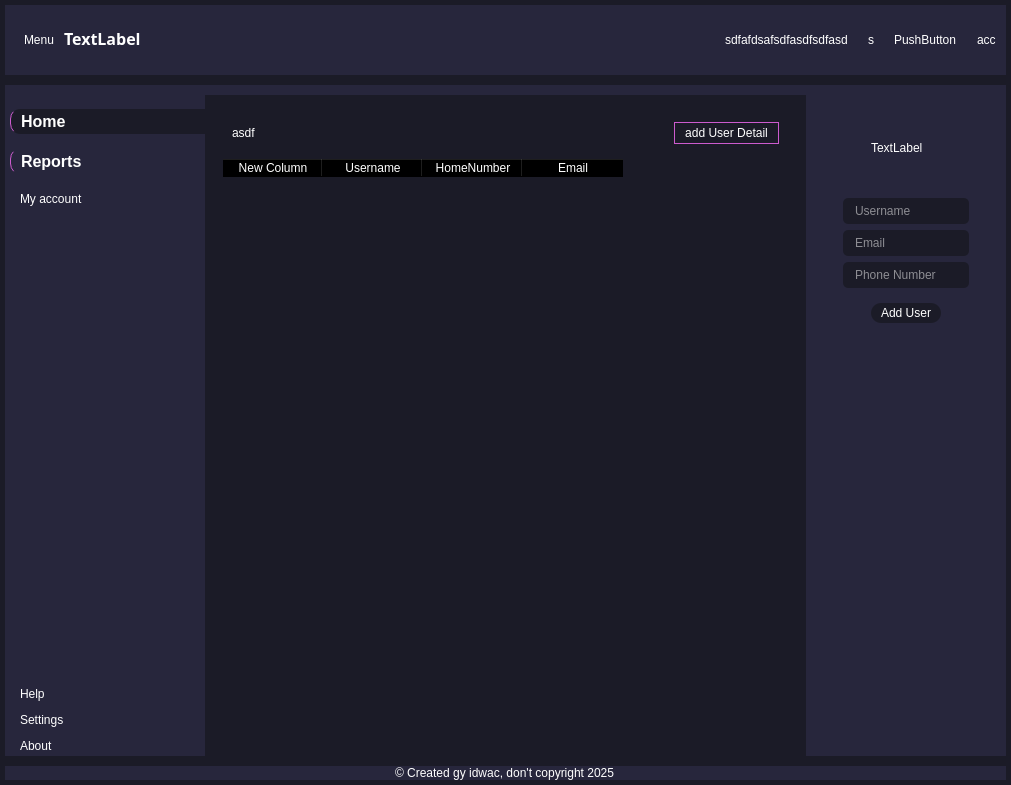
Qt form ui/station.ui (Mart-igor/qt_project) before a commit.
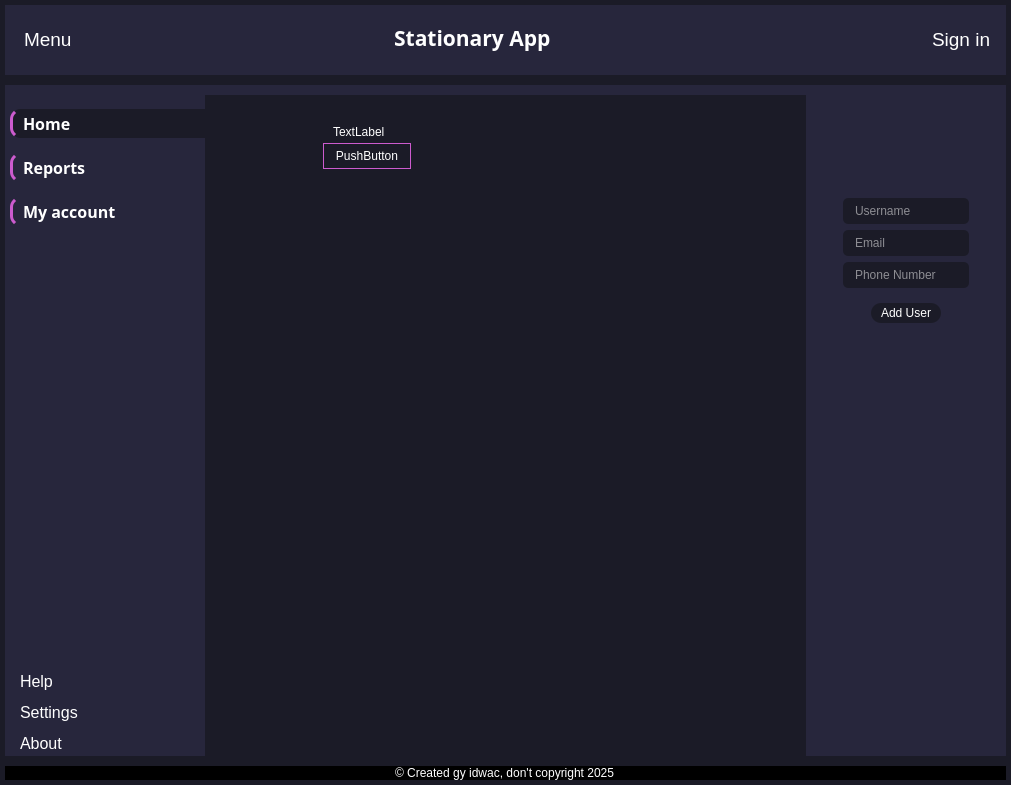
The same form after that commit. Icons and pictures are not drawn.

What changed in the file:
```diff
--- a/ui/station.ui
+++ b/ui/station.ui
@@ -26,10 +26,14 @@
 	background-color: #1b1b27;
 }
 
-#header, #main_body, #footer {
+#header, #main_body {
 	background-color: #27263c;
 }
 
+#footer {
+	background-color: #000;
+}
+
 #add_user_btn {
 	background-color: #1b1b27;
 	border-radius: 10px;
@@ -48,8 +52,8 @@
 	border-bottom-left-radius: 10px;
 }
 
-#home_btn, #reports_btn {
-	border-left: 1px solid #cc5bce;
+#home_btn, #reports_btn, #account_btn  {
+	border-left: 3px solid #cc5bce;
 	font-weight: bold;
 }
 
@@ -122,31 +126,45 @@
           </property>
           <item alignment="Qt::AlignmentFlag::AlignLeft">
            <widget class="QPushButton" name="menu_btn">
+            <property name="font">
+             <font>
+              <pointsize>14</pointsize>
+             </font>
+            </property>
             <property name="cursor">
              <cursorShape>PointingHandCursor</cursorShape>
             </property>
             <property name="text">
              <string>Menu</string>
             </property>
-           </widget>
-          </item>
-          <item>
-           <widget class="QLabel" name="label">
-            <property name="font">
-             <font>
-              <family>Noto Serif Thai</family>
-              <pointsize>12</pointsize>
-              <bold>true</bold>
-             </font>
+            <property name="icon">
+             <iconset theme="QIcon::ThemeIcon::FormatJustifyFill"/>
             </property>
-            <property name="text">
-             <string>TextLabel</string>
+            <property name="iconSize">
+             <size>
+              <width>20</width>
+              <height>20</height>
+             </size>
             </property>
            </widget>
           </item>
          </layout>
         </widget>
        </item>
+       <item>
+        <widget class="QLabel" name="label">
+         <property name="font">
+          <font>
+           <family>Noto Serif Thai</family>
+           <pointsize>16</pointsize>
+           <bold>true</bold>
+          </font>
+         </property>
+         <property name="text">
+          <string>         Stationary App</string>
+         </property>
+        </widget>
+       </item>
        <item alignment="Qt::AlignmentFlag::AlignRight">
         <widget class="QFrame" name="frame_2">
          <property name="frameShape">
@@ -171,31 +189,28 @@
           <property name="bottomMargin">
            <number>0</number>
           </property>
-          <item>
-           <widget class="QPushButton" name="pushButton_2">
-            <property name="text">
-             <string>sdfafdsafsdfasdfsdfasd</string>
-            </property>
-           </widget>
-          </item>
           <item alignment="Qt::AlignmentFlag::AlignRight">
-           <widget class="QPushButton" name="pushButton_3">
-            <property name="text">
-             <string>s</string>
+           <widget class="QPushButton" name="notifications">
+            <property name="cursor">
+             <cursorShape>PointingHandCursor</cursorShape>
             </property>
-           </widget>
-          </item>
-          <item alignment="Qt::AlignmentFlag::AlignRight">
-           <widget class="QPushButton" name="pushButton_4">
             <property name="text">
-             <string>PushButton</string>
+             <string/>
             </property>
            </widget>
           </item>
           <item alignment="Qt::AlignmentFlag::AlignRight">
-           <widget class="QPushButton" name="pushButton_5">
+           <widget class="QPushButton" name="signin">
+            <property name="font">
+             <font>
+              <pointsize>14</pointsize>
+             </font>
+            </property>
+            <property name="cursor">
+             <cursorShape>PointingHandCursor</cursorShape>
+            </property>
             <property name="text">
-             <string>acc</string>
+             <string>Sign in </string>
             </property>
            </widget>
           </item>
@@ -316,6 +331,7 @@
                  <widget class="QPushButton" name="home_btn">
                   <property name="font">
                    <font>
+                    <family>Sans</family>
                     <pointsize>12</pointsize>
                     <bold>true</bold>
                    </font>
@@ -332,6 +348,7 @@
                  <widget class="QPushButton" name="reports_btn">
                   <property name="font">
                    <font>
+                    <family>Sans</family>
                     <pointsize>12</pointsize>
                     <bold>true</bold>
                    </font>
@@ -346,6 +363,13 @@
                 </item>
                 <item>
                  <widget class="QPushButton" name="account_btn">
+                  <property name="font">
+                   <font>
+                    <family>Sans</family>
+                    <pointsize>12</pointsize>
+                    <bold>true</bold>
+                   </font>
+                  </property>
                   <property name="cursor">
                    <cursorShape>PointingHandCursor</cursorShape>
                   </property>
@@ -393,6 +417,11 @@
                 </property>
                 <item>
                  <widget class="QPushButton" name="help_btn">
+                  <property name="font">
+                   <font>
+                    <pointsize>12</pointsize>
+                   </font>
+                  </property>
                   <property name="cursor">
                    <cursorShape>PointingHandCursor</cursorShape>
                   </property>
@@ -403,6 +432,11 @@
                 </item>
                 <item>
                  <widget class="QPushButton" name="settings_btn">
+                  <property name="font">
+                   <font>
+                    <pointsize>12</pointsize>
+                   </font>
+                  </property>
                   <property name="cursor">
                    <cursorShape>PointingHandCursor</cursorShape>
                   </property>
@@ -413,6 +447,11 @@
                 </item>
                 <item>
                  <widget class="QPushButton" name="about_btn">
+                  <property name="font">
+                   <font>
+                    <pointsize>12</pointsize>
+                   </font>
+                  </property>
                   <property name="cursor">
                    <cursorShape>PointingHandCursor</cursorShape>
                   </property>
@@ -463,7 +502,7 @@
              <layout class="QVBoxLayout" name="verticalLayout_10">
               <item>
                <widget class="QWidget" name="widget_3" native="true">
-                <layout class="QVBoxLayout" name="verticalLayout_11">
+                <layout class="QHBoxLayout" name="horizontalLayout_6">
                  <item>
                   <widget class="QFrame" name="frame_6">
                    <property name="frameShape">
@@ -472,46 +511,68 @@
                    <property name="frameShadow">
                     <enum>QFrame::Shadow::Raised</enum>
                    </property>
-                   <layout class="QHBoxLayout" name="horizontalLayout_6">
-                    <item>
-                     <widget class="QLabel" name="label_8">
-                      <property name="text">
-                       <string>asdf</string>
-                      </property>
-                     </widget>
-                    </item>
-                    <item alignment="Qt::AlignmentFlag::AlignRight">
-                     <widget class="QPushButton" name="pushButton">
-                      <property name="text">
-                       <string>add User Detail</string>
-                      </property>
-                     </widget>
-                    </item>
-                   </layout>
-                  </widget>
-                 </item>
-                 <item>
-                  <widget class="QTableWidget" name="tableWidget">
-                   <column>
-                    <property name="text">
-                     <string>New Column</string>
+                   <widget class="QLabel" name="label_8">
+                    <property name="geometry">
+                     <rect>
+                      <x>110</x>
+                      <y>10</y>
+                      <width>66</width>
+                      <height>18</height>
+                     </rect>
                     </property>
-                   </column>
-                   <column>
                     <property name="text">
-                     <string>Username</string>
+                     <string>TextLabel</string>
                     </property>
-                   </column>
-                   <column>
-                    <property name="text">
-                     <string>HomeNumber</string>
+                   </widget>
+                   <widget class="QPushButton" name="pushButton">
+                    <property name="geometry">
+                     <rect>
+                      <x>100</x>
+                      <y>30</y>
+                      <width>88</width>
+                      <height>26</height>
+                     </rect>
                     </property>
-                   </column>
-                   <column>
                     <property name="text">
-                     <string>Email</string>
+                     <string>PushButton</string>
                     </property>
-                   </column>
+                   </widget>
+                   <widget class="QTableWidget" name="tableWidget">
+                    <property name="geometry">
+                     <rect>
+                      <x>10</x>
+                      <y>70</y>
+                      <width>256</width>
+                      <height>192</height>
+                     </rect>
+                    </property>
+                   </widget>
+                  </widget>
+                 </item>
+                 <item>
+                  <widget class="QFrame" name="frame_7">
+                   <property name="frameShape">
+                    <enum>QFrame::Shape::StyledPanel</enum>
+                   </property>
+                   <property name="frameShadow">
+                    <enum>QFrame::Shadow::Raised</enum>
+                   </property>
+                  </widget>
+                 </item>
+                </layout>
+               </widget>
+              </item>
+              <item>
+               <widget class="QWidget" name="widget_4" native="true">
+                <layout class="QHBoxLayout" name="horizontalLayout_7">
+                 <item>
+                  <widget class="QFrame" name="frame_8">
+                   <property name="frameShape">
+                    <enum>QFrame::Shape::StyledPanel</enum>
+                   </property>
+                   <property name="frameShadow">
+                    <enum>QFrame::Shadow::Raised</enum>
+                   </property>
                   </widget>
                  </item>
                 </layout>
@@ -632,12 +693,24 @@
        </item>
        <item>
         <widget class="QWidget" name="right_menu" native="true">
+         <property name="sizePolicy">
+          <sizepolicy hsizetype="Expanding" vsizetype="Expanding">
+           <horstretch>0</horstretch>
+           <verstretch>0</verstretch>
+          </sizepolicy>
+         </property>
          <property name="minimumSize">
           <size>
-           <width>200</width>
+           <width>50</width>
            <height>0</height>
           </size>
          </property>
+         <property name="maximumSize">
+          <size>
+           <width>200</width>
+           <height>16777215</height>
+          </size>
+         </property>
          <layout class="QVBoxLayout" name="verticalLayout_7">
           <property name="bottomMargin">
            <number>0</number>
@@ -660,7 +733,13 @@
                 </size>
                </property>
                <property name="text">
-                <string>TextLabel</string>
+                <string/>
+               </property>
+               <property name="pixmap">
+                <pixmap>../icons/user.png</pixmap>
+               </property>
+               <property name="scaledContents">
+                <bool>true</bool>
                </property>
               </widget>
              </item>
```
Left out of the diff: 21 changed lines with no effect on the pictures.
